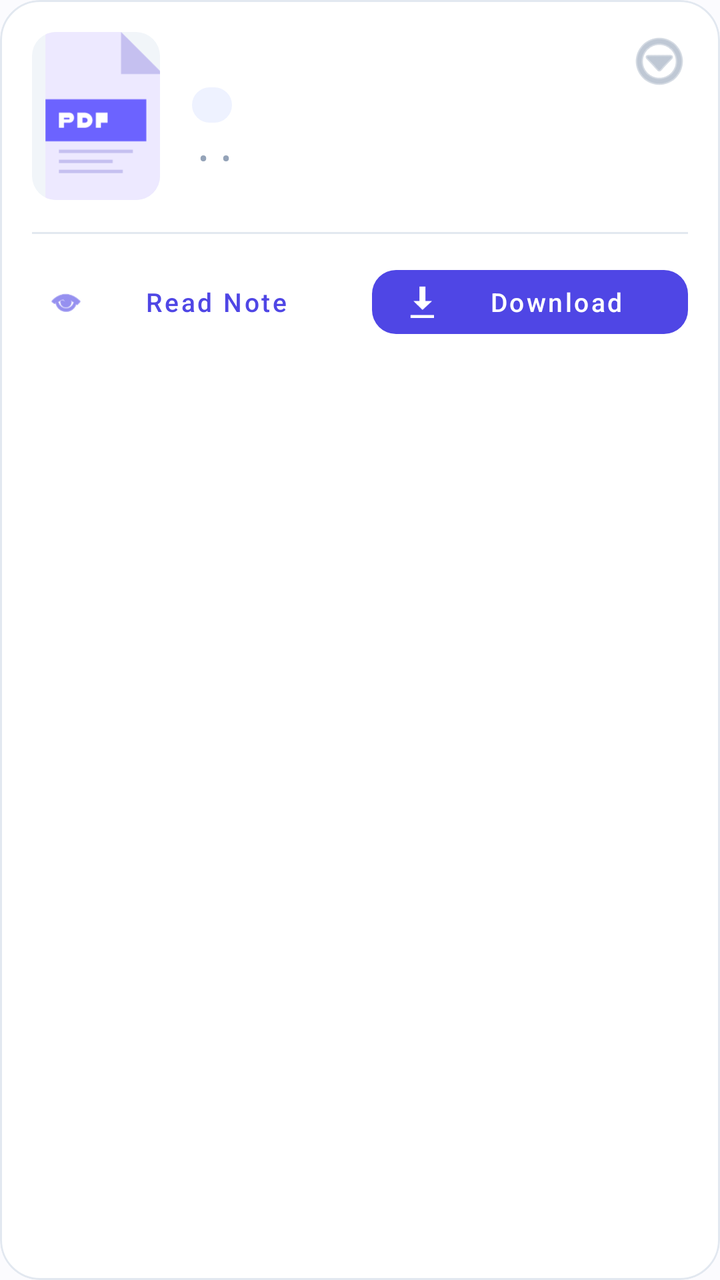
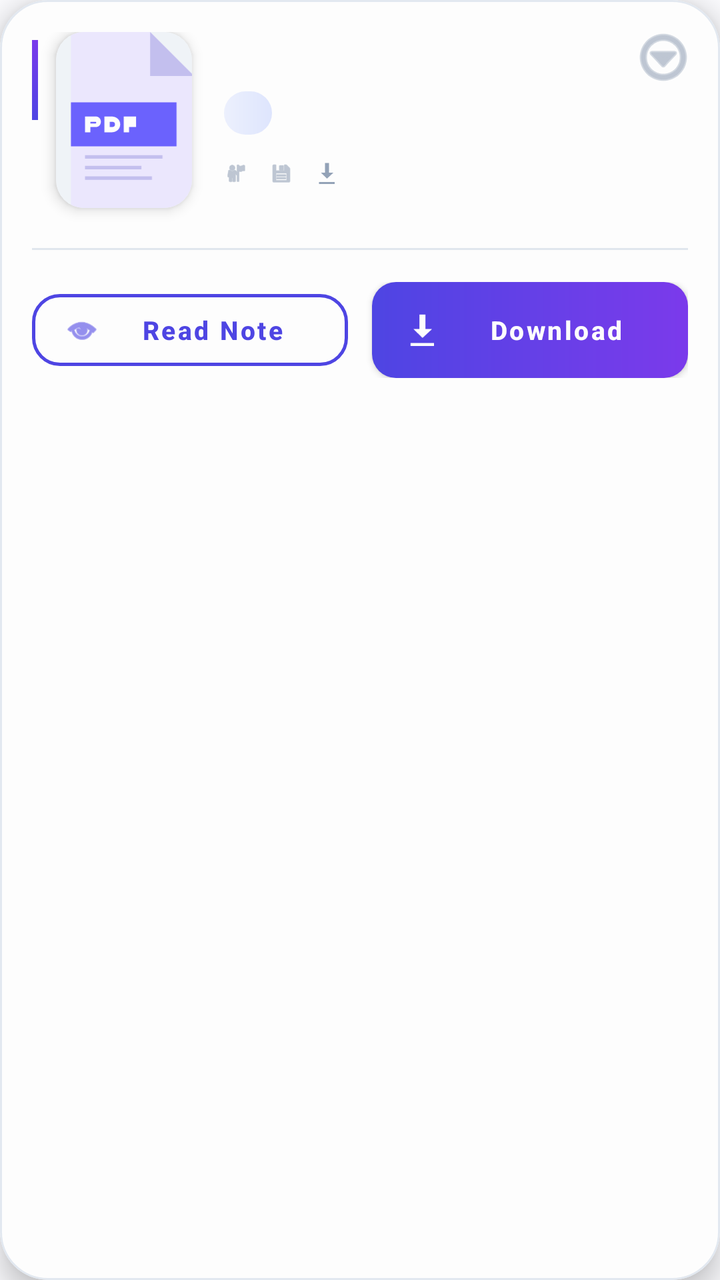

Screens rendered from an Android XML layout before and after an edit, with the pre-edit source and the edit as a unified diff.
<!-- AndroidManifest.xml: application theme Theme.NoteVaultDIU -->
<!-- res/layout/item_note_card.xml -->
<?xml version="1.0" encoding="utf-8"?>
<com.google.android.material.card.MaterialCardView
    xmlns:android="http://schemas.android.com/apk/res/android"
    xmlns:app="http://schemas.android.com/apk/res-auto"
    android:id="@+id/cardNote"
    android:layout_width="match_parent"
    android:layout_height="wrap_content"
    android:layout_marginHorizontal="16dp"
    android:layout_marginVertical="8dp"
    app:cardCornerRadius="20dp"
    app:cardElevation="0dp"
    app:strokeWidth="1dp"
    app:strokeColor="@color/colorDivider"
    app:cardBackgroundColor="@color/colorSurface">

    <androidx.constraintlayout.widget.ConstraintLayout
        android:layout_width="match_parent"
        android:layout_height="wrap_content"
        android:padding="16dp">

        
        <com.google.android.material.card.MaterialCardView
            android:id="@+id/cvThumbnail"
            android:layout_width="64dp"
            android:layout_height="84dp"
            app:cardCornerRadius="12dp"
            app:cardElevation="0dp"
            app:strokeWidth="0dp"
            app:layout_constraintStart_toStartOf="parent"
            app:layout_constraintTop_toTopOf="parent">

            <ImageView
                android:id="@+id/ivThumbnail"
                android:layout_width="match_parent"
                android:layout_height="match_parent"
                android:scaleType="centerCrop"
                android:src="@drawable/ic_pdf_placeholder"
                android:contentDescription="@string/cd_pdf_thumbnail"
                android:background="@color/colorSurfaceVariant" />
        </com.google.android.material.card.MaterialCardView>

        
        <TextView
            android:id="@+id/tvDownloadedBadge"
            android:layout_width="wrap_content"
            android:layout_height="wrap_content"
            android:background="@drawable/bg_downloaded_badge"
            android:paddingHorizontal="6dp"
            android:paddingVertical="1dp"
            android:text="Saved"
            android:textColor="@color/colorWhite"
            android:textSize="8sp"
            android:textStyle="bold"
            android:visibility="gone"
            app:layout_constraintEnd_toEndOf="@id/cvThumbnail"
            app:layout_constraintTop_toTopOf="@id/cvThumbnail"
            android:layout_marginTop="4dp"
            android:layout_marginEnd="4dp" />

        
        <TextView
            android:id="@+id/tvTitle"
            android:layout_width="0dp"
            android:layout_height="wrap_content"
            android:layout_marginStart="16dp"
            android:layout_marginEnd="8dp"
            android:ellipsize="end"
            android:maxLines="2"
            android:textColor="@color/colorTextPrimary"
            android:textSize="16sp"
            android:textStyle="bold"
            android:lineSpacingExtra="2dp"
            app:layout_constraintEnd_toStartOf="@id/btnMore"
            app:layout_constraintStart_toEndOf="@id/cvThumbnail"
            app:layout_constraintTop_toTopOf="parent" />

        <TextView
            android:id="@+id/tvSubject"
            android:layout_width="wrap_content"
            android:layout_height="wrap_content"
            android:layout_marginStart="16dp"
            android:layout_marginTop="6dp"
            android:background="@drawable/bg_subject_chip"
            android:paddingHorizontal="10dp"
            android:paddingVertical="2dp"
            android:textColor="@color/colorChipText"
            android:textSize="10sp"
            android:textStyle="bold"
            app:layout_constraintStart_toEndOf="@id/cvThumbnail"
            app:layout_constraintTop_toBottomOf="@id/tvTitle" />

        <LinearLayout
            android:id="@+id/llMeta"
            android:layout_width="0dp"
            android:layout_height="wrap_content"
            android:layout_marginStart="16dp"
            android:layout_marginTop="8dp"
            android:orientation="horizontal"
            android:gravity="center_vertical"
            app:layout_constraintStart_toEndOf="@id/cvThumbnail"
            app:layout_constraintEnd_toEndOf="parent"
            app:layout_constraintTop_toBottomOf="@id/tvSubject">

            <TextView
                android:id="@+id/tvUploader"
                android:layout_width="wrap_content"
                android:layout_height="wrap_content"
                android:textColor="@color/colorTextSecondary"
                android:textSize="11sp"
                android:maxLines="1"
                android:ellipsize="end" />

            <TextView
                android:layout_width="wrap_content"
                android:layout_height="wrap_content"
                android:text=" • "
                android:textColor="@color/colorTextMuted" />

            <TextView
                android:id="@+id/tvFileSize"
                android:layout_width="wrap_content"
                android:layout_height="wrap_content"
                android:textColor="@color/colorTextSecondary"
                android:textSize="11sp" />

            <TextView
                android:layout_width="wrap_content"
                android:layout_height="wrap_content"
                android:text=" • "
                android:textColor="@color/colorTextMuted" />

            <TextView
                android:id="@+id/tvDownloadCount"
                android:layout_width="wrap_content"
                android:layout_height="wrap_content"
                android:textColor="@color/colorTextSecondary"
                android:textSize="11sp" />
        </LinearLayout>

        
        <ImageButton
            android:id="@+id/btnMore"
            android:layout_width="36dp"
            android:layout_height="36dp"
            android:background="?attr/selectableItemBackgroundBorderless"
            android:src="@android:drawable/ic_menu_more"
            android:contentDescription="@string/cd_more_options"
            app:tint="@color/colorTextMuted"
            app:layout_constraintEnd_toEndOf="parent"
            app:layout_constraintTop_toTopOf="parent"
            android:layout_marginTop="-4dp"
            android:layout_marginEnd="-4dp" />

        
        <View
            android:id="@+id/vDivider"
            android:layout_width="0dp"
            android:layout_height="1dp"
            android:layout_marginTop="16dp"
            android:background="@color/colorDivider"
            app:layout_constraintStart_toStartOf="parent"
            app:layout_constraintEnd_toEndOf="parent"
            app:layout_constraintTop_toBottomOf="@id/cvThumbnail" />

        
        <LinearLayout
            android:layout_width="match_parent"
            android:layout_height="wrap_content"
            android:layout_marginTop="12dp"
            android:orientation="horizontal"
            app:layout_constraintTop_toBottomOf="@id/vDivider">

            <com.google.android.material.button.MaterialButton
                android:id="@+id/btnViewPdf"
                style="@style/Widget.MaterialComponents.Button.TextButton"
                android:layout_width="0dp"
                android:layout_height="44dp"
                android:layout_weight="1"
                android:text="Read Note"
                android:textAllCaps="false"
                android:textColor="@color/colorPrimary"
                android:textSize="13sp"
                app:icon="@android:drawable/ic_menu_view"
                app:iconSize="18dp"
                app:iconPadding="8dp"
                app:iconTint="@color/colorPrimary" />

            <com.google.android.material.button.MaterialButton
                android:id="@+id/btnDownload"
                style="@style/Widget.MaterialComponents.Button.UnelevatedButton"
                android:layout_width="0dp"
                android:layout_height="44dp"
                android:layout_marginStart="12dp"
                android:layout_weight="1"
                android:text="Download"
                android:textAllCaps="false"
                android:textSize="13sp"
                app:backgroundTint="@color/colorPrimary"
                app:cornerRadius="12dp"
                app:icon="@android:drawable/stat_sys_download_done"
                app:iconSize="18dp"
                app:iconPadding="8dp" />

            <com.google.android.material.button.MaterialButton
                android:id="@+id/btnDeleteFile"
                style="@style/Widget.MaterialComponents.Button.TextButton"
                android:layout_width="0dp"
                android:layout_height="44dp"
                android:layout_marginStart="12dp"
                android:layout_weight="1"
                android:text="Remove"
                android:textAllCaps="false"
                android:textColor="@color/colorError"
                android:textSize="13sp"
                android:visibility="gone"
                app:icon="@android:drawable/ic_menu_delete"
                app:iconSize="18dp"
                app:iconPadding="8dp"
                app:iconTint="@color/colorError" />

        </LinearLayout>

        
        <ProgressBar
            android:id="@+id/progressDownload"
            style="?android:attr/progressBarStyleHorizontal"
            android:layout_width="0dp"
            android:layout_height="3dp"
            android:indeterminate="true"
            android:indeterminateTint="@color/colorPrimary"
            android:visibility="gone"
            app:layout_constraintBottom_toBottomOf="parent"
            app:layout_constraintEnd_toEndOf="parent"
            app:layout_constraintStart_toStartOf="parent"
            android:layout_marginBottom="-16dp" />

    </androidx.constraintlayout.widget.ConstraintLayout>

</com.google.android.material.card.MaterialCardView>
<!-- resources referenced by this layout -->
<resources>
  <color name="colorChipText">#4F46E5</color>
  <color name="colorDivider">#E2E8F0</color>
  <color name="colorError">#EF4444</color>
  <color name="colorPrimary">#4F46E5</color>
  <color name="colorSurface">#FFFFFF</color>
  <color name="colorSurfaceVariant">#F1F5F9</color>
  <color name="colorTextMuted">#94A3B8</color>
  <color name="colorTextPrimary">#1E293B</color>
  <color name="colorTextSecondary">#64748B</color>
  <color name="colorWhite">#FFFFFF</color>
  <!-- drawable bg_downloaded_badge (drawable) -->
  <?xml version="1.0" encoding="utf-8"?>
  <shape xmlns:android="http://schemas.android.com/apk/res/android"
      android:shape="rectangle">
      <solid android:color="@color/colorSuccess" />
      <corners
          android:bottomLeftRadius="10dp"
          android:topRightRadius="10dp" />
  </shape>
  <!-- drawable bg_subject_chip (drawable) -->
  <?xml version="1.0" encoding="utf-8"?>
  <shape xmlns:android="http://schemas.android.com/apk/res/android"
      android:shape="rectangle">
      <solid android:color="@color/colorChipBackground" />
      <corners android:radius="16dp" />
  </shape>
  <string name="cd_more_options">More options</string>
  <string name="cd_pdf_thumbnail">PDF thumbnail</string>
  <style name="Theme.NoteVaultDIU" parent="Theme.MaterialComponents.Light.NoActionBar">
          <item name="colorPrimary">@color/colorPrimary</item>
          <item name="colorPrimaryDark">@color/colorPrimaryDark</item>
          <item name="colorAccent">@color/colorAccent</item>
          <item name="android:windowBackground">@color/colorBackground</item>
          <item name="android:statusBarColor">@color/colorBackground</item>
          <item name="android:windowLightStatusBar">true</item>
          <item name="android:navigationBarColor">@color/colorSurface</item>
      </style>
  <color name="colorSuccess">#10B981</color>
  <color name="colorChipBackground">#EEF2FF</color>
  <color name="colorPrimaryDark">#3730A3</color>
  <color name="colorAccent">#F59E0B</color>
  <color name="colorBackground">#FBFBFE</color>
  <!-- unchanged entries left out for length: 1 -->
</resources>

<!-- the commit's change to res/layout/item_note_card.xml (unified diff, before → after) -->
@@ -7,8 +7,9 @@
     android:layout_height="wrap_content"
     android:layout_marginHorizontal="16dp"
     android:layout_marginVertical="8dp"
-    app:cardCornerRadius="20dp"
-    app:cardElevation="0dp"
+    app:cardCornerRadius="24dp"
+    app:cardElevation="8dp"
+    app:cardForegroundColor="#02000000"
     app:strokeWidth="1dp"
     app:strokeColor="@color/colorDivider"
     app:cardBackgroundColor="@color/colorSurface">
@@ -19,15 +20,25 @@
         android:padding="16dp">
 
         
+        <View
+            android:layout_width="3dp"
+            android:layout_height="40dp"
+            android:background="@drawable/bg_splash_gradient"
+            app:layout_constraintStart_toStartOf="parent"
+            app:layout_constraintTop_toTopOf="parent"
+            android:layout_marginTop="4dp" />
+
+        
         <com.google.android.material.card.MaterialCardView
             android:id="@+id/cvThumbnail"
-            android:layout_width="64dp"
-            android:layout_height="84dp"
-            app:cardCornerRadius="12dp"
-            app:cardElevation="0dp"
+            android:layout_width="68dp"
+            android:layout_height="88dp"
+            app:cardCornerRadius="14dp"
+            app:cardElevation="4dp"
             app:strokeWidth="0dp"
             app:layout_constraintStart_toStartOf="parent"
-            app:layout_constraintTop_toTopOf="parent">
+            app:layout_constraintTop_toTopOf="parent"
+            android:layout_marginStart="12dp">
 
             <ImageView
                 android:id="@+id/ivThumbnail"
@@ -44,11 +55,11 @@
             android:id="@+id/tvDownloadedBadge"
             android:layout_width="wrap_content"
             android:layout_height="wrap_content"
-            android:background="@drawable/bg_downloaded_badge"
-            android:paddingHorizontal="6dp"
-            android:paddingVertical="1dp"
-            android:text="Saved"
-            android:textColor="@color/colorWhite"
+            android:background="@drawable/bg_glass_badge_success"
+            android:paddingHorizontal="8dp"
+            android:paddingVertical="2dp"
+            android:text="SAVED ✓"
+            android:textColor="@color/colorSuccess"
             android:textSize="8sp"
             android:textStyle="bold"
             android:visibility="gone"
@@ -69,7 +80,7 @@
             android:textColor="@color/colorTextPrimary"
             android:textSize="16sp"
             android:textStyle="bold"
-            android:lineSpacingExtra="2dp"
+            android:letterSpacing="-0.01"
             app:layout_constraintEnd_toStartOf="@id/btnMore"
             app:layout_constraintStart_toEndOf="@id/cvThumbnail"
             app:layout_constraintTop_toTopOf="parent" />
@@ -79,13 +90,14 @@
             android:layout_width="wrap_content"
             android:layout_height="wrap_content"
             android:layout_marginStart="16dp"
-            android:layout_marginTop="6dp"
-            android:background="@drawable/bg_subject_chip"
-            android:paddingHorizontal="10dp"
-            android:paddingVertical="2dp"
-            android:textColor="@color/colorChipText"
+            android:layout_marginTop="8dp"
+            android:background="@drawable/bg_pill_subject_gradient"
+            android:paddingHorizontal="12dp"
+            android:paddingVertical="4dp"
+            android:textColor="@color/colorPrimary"
             android:textSize="10sp"
             android:textStyle="bold"
+            android:letterSpacing="0.05"
             app:layout_constraintStart_toEndOf="@id/cvThumbnail"
             app:layout_constraintTop_toBottomOf="@id/tvTitle" />
 
@@ -94,17 +106,23 @@
             android:layout_width="0dp"
             android:layout_height="wrap_content"
             android:layout_marginStart="16dp"
-            android:layout_marginTop="8dp"
+            android:layout_marginTop="10dp"
             android:orientation="horizontal"
             android:gravity="center_vertical"
             app:layout_constraintStart_toEndOf="@id/cvThumbnail"
             app:layout_constraintEnd_toEndOf="parent"
             app:layout_constraintTop_toBottomOf="@id/tvSubject">
 
+            <ImageView
+                android:layout_width="12dp"
+                android:layout_height="12dp"
+                android:src="@android:drawable/ic_menu_myplaces"
+                app:tint="@color/colorTextMuted" />
             <TextView
                 android:id="@+id/tvUploader"
                 android:layout_width="wrap_content"
                 android:layout_height="wrap_content"
+                android:layout_marginStart="4dp"
                 android:textColor="@color/colorTextSecondary"
                 android:textSize="11sp"
                 android:maxLines="1"
@@ -113,26 +131,36 @@
             <TextView
                 android:layout_width="wrap_content"
                 android:layout_height="wrap_content"
-                android:text=" • "
-                android:textColor="@color/colorTextMuted" />
-
+                android:text="  " />
+
+            <ImageView
+                android:layout_width="12dp"
+                android:layout_height="12dp"
+                android:src="@android:drawable/ic_menu_save"
+                app:tint="@color/colorTextMuted" />
             <TextView
                 android:id="@+id/tvFileSize"
                 android:layout_width="wrap_content"
                 android:layout_height="wrap_content"
+                android:layout_marginStart="4dp"
                 android:textColor="@color/colorTextSecondary"
                 android:textSize="11sp" />
 
             <TextView
                 android:layout_width="wrap_content"
                 android:layout_height="wrap_content"
-                android:text=" • "
-                android:textColor="@color/colorTextMuted" />
-
+                android:text="  " />
+
+            <ImageView
+                android:layout_width="12dp"
+                android:layout_height="12dp"
+                android:src="@android:drawable/stat_sys_download_done"
+                app:tint="@color/colorTextMuted" />
             <TextView
                 android:id="@+id/tvDownloadCount"
                 android:layout_width="wrap_content"
                 android:layout_height="wrap_content"
+                android:layout_marginStart="4dp"
                 android:textColor="@color/colorTextSecondary"
                 android:textSize="11sp" />
         </LinearLayout>
@@ -140,8 +168,8 @@
         
         <ImageButton
             android:id="@+id/btnMore"
-            android:layout_width="36dp"
-            android:layout_height="36dp"
+            android:layout_width="32dp"
+            android:layout_height="32dp"
             android:background="?attr/selectableItemBackgroundBorderless"
             android:src="@android:drawable/ic_menu_more"
             android:contentDescription="@string/cd_more_options"
@@ -156,7 +184,7 @@
             android:id="@+id/vDivider"
             android:layout_width="0dp"
             android:layout_height="1dp"
-            android:layout_marginTop="16dp"
+            android:layout_marginTop="20dp"
             android:background="@color/colorDivider"
             app:layout_constraintStart_toStartOf="parent"
             app:layout_constraintEnd_toEndOf="parent"
@@ -166,46 +194,49 @@
         <LinearLayout
             android:layout_width="match_parent"
             android:layout_height="wrap_content"
-            android:layout_marginTop="12dp"
+            android:layout_marginTop="16dp"
             android:orientation="horizontal"
             app:layout_constraintTop_toBottomOf="@id/vDivider">
 
             <com.google.android.material.button.MaterialButton
                 android:id="@+id/btnViewPdf"
-                style="@style/Widget.MaterialComponents.Button.TextButton"
+                style="@style/Widget.MaterialComponents.Button.OutlinedButton"
                 android:layout_width="0dp"
-                android:layout_height="44dp"
+                android:layout_height="48dp"
                 android:layout_weight="1"
                 android:text="Read Note"
                 android:textAllCaps="false"
                 android:textColor="@color/colorPrimary"
                 android:textSize="13sp"
+                android:textStyle="bold"
+                app:strokeColor="@color/colorPrimary"
+                app:strokeWidth="1.5dp"
+                app:cornerRadius="14dp"
                 app:icon="@android:drawable/ic_menu_view"
                 app:iconSize="18dp"
-                app:iconPadding="8dp"
                 app:iconTint="@color/colorPrimary" />
 
             <com.google.android.material.button.MaterialButton
                 android:id="@+id/btnDownload"
-                style="@style/Widget.MaterialComponents.Button.UnelevatedButton"
                 android:layout_width="0dp"
-                android:layout_height="44dp"
+                android:layout_height="48dp"
                 android:layout_marginStart="12dp"
                 android:layout_weight="1"
                 android:text="Download"
                 android:textAllCaps="false"
                 android:textSize="13sp"
-                app:backgroundTint="@color/colorPrimary"
-                app:cornerRadius="12dp"
+                android:textStyle="bold"
+                android:background="@drawable/bg_button_primary_gradient"
+                app:backgroundTint="@null"
+                app:cornerRadius="14dp"
                 app:icon="@android:drawable/stat_sys_download_done"
-                app:iconSize="18dp"
-                app:iconPadding="8dp" />
+                app:iconSize="18dp" />
 
             <com.google.android.material.button.MaterialButton
                 android:id="@+id/btnDeleteFile"
                 style="@style/Widget.MaterialComponents.Button.TextButton"
                 android:layout_width="0dp"
-                android:layout_height="44dp"
+                android:layout_height="48dp"
                 android:layout_marginStart="12dp"
                 android:layout_weight="1"
                 android:text="Remove"
@@ -215,7 +246,6 @@
                 android:visibility="gone"
                 app:icon="@android:drawable/ic_menu_delete"
                 app:iconSize="18dp"
-                app:iconPadding="8dp"
                 app:iconTint="@color/colorError" />
 
         </LinearLayout>
@@ -225,9 +255,9 @@
             android:id="@+id/progressDownload"
             style="?android:attr/progressBarStyleHorizontal"
             android:layout_width="0dp"
-            android:layout_height="3dp"
+            android:layout_height="4dp"
             android:indeterminate="true"
-            android:indeterminateTint="@color/colorPrimary"
+            android:indeterminateTint="@color/gradient_end"
             android:visibility="gone"
             app:layout_constraintBottom_toBottomOf="parent"
             app:layout_constraintEnd_toEndOf="parent"
<!-- resource entries referenced after the edit -->
@@ -1,6 +1,5 @@
 <!-- resources referenced by this layout -->
 <resources>
-  <color name="colorChipText">#4F46E5</color>
   <color name="colorDivider">#E2E8F0</color>
   <color name="colorError">#EF4444</color>
   <color name="colorPrimary">#4F46E5</color>
@@ -9,22 +8,49 @@
   <color name="colorTextMuted">#94A3B8</color>
   <color name="colorTextPrimary">#1E293B</color>
   <color name="colorTextSecondary">#64748B</color>
-  <color name="colorWhite">#FFFFFF</color>
-  <!-- drawable bg_downloaded_badge (drawable) -->
+  <color name="gradient_end">#7C3AED</color>
+  <!-- drawable bg_button_primary_gradient (drawable) -->
   <?xml version="1.0" encoding="utf-8"?>
-  <shape xmlns:android="http://schemas.android.com/apk/res/android"
-      android:shape="rectangle">
-      <solid android:color="@color/colorSuccess" />
-      <corners
-          android:bottomLeftRadius="10dp"
-          android:topRightRadius="10dp" />
+  <ripple xmlns:android="http://schemas.android.com/apk/res/android"
+      android:color="#40FFFFFF">
+      <item>
+          <shape android:shape="rectangle">
+              <gradient
+                  android:angle="0"
+                  android:endColor="@color/gradient_end"
+                  android:startColor="@color/gradient_start"
+                  android:type="linear" />
+              <corners android:radius="12dp" />
+          </shape>
+      </item>
+  </ripple>
+  <!-- drawable bg_glass_badge_success (drawable) -->
+  <?xml version="1.0" encoding="utf-8"?>
+  <shape xmlns:android="http://schemas.android.com/apk/res/android">
+      <solid android:color="#3310B981" />
+      <corners android:radius="12dp" />
+      <stroke
+          android:width="1dp"
+          android:color="#8010B981" />
   </shape>
-  <!-- drawable bg_subject_chip (drawable) -->
+  <!-- drawable bg_pill_subject_gradient (drawable) -->
   <?xml version="1.0" encoding="utf-8"?>
-  <shape xmlns:android="http://schemas.android.com/apk/res/android"
-      android:shape="rectangle">
-      <solid android:color="@color/colorChipBackground" />
-      <corners android:radius="16dp" />
+  <shape xmlns:android="http://schemas.android.com/apk/res/android">
+      <gradient
+          android:angle="0"
+          android:endColor="#E0E7FF"
+          android:startColor="#EEF2FF"
+          android:type="linear" />
+      <corners android:radius="50dp" />
+  </shape>
+  <!-- drawable bg_splash_gradient (drawable) -->
+  <?xml version="1.0" encoding="utf-8"?>
+  <shape xmlns:android="http://schemas.android.com/apk/res/android">
+      <gradient
+          android:angle="45"
+          android:endColor="@color/gradient_end"
+          android:startColor="@color/gradient_start"
+          android:type="linear" />
   </shape>
   <string name="cd_more_options">More options</string>
   <string name="cd_pdf_thumbnail">PDF thumbnail</string>
@@ -37,8 +63,8 @@
           <item name="android:windowLightStatusBar">true</item>
           <item name="android:navigationBarColor">@color/colorSurface</item>
       </style>
+  <color name="gradient_start">#4F46E5</color>
   <color name="colorSuccess">#10B981</color>
-  <color name="colorChipBackground">#EEF2FF</color>
   <color name="colorPrimaryDark">#3730A3</color>
   <color name="colorAccent">#F59E0B</color>
   <color name="colorBackground">#FBFBFE</color>
